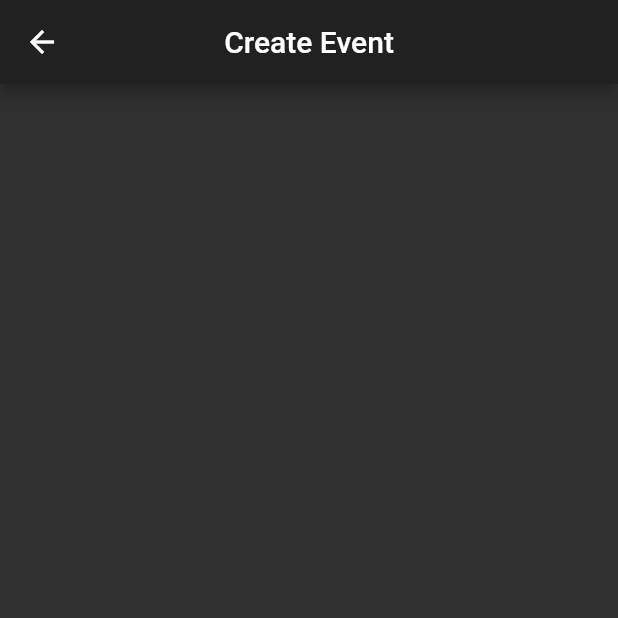
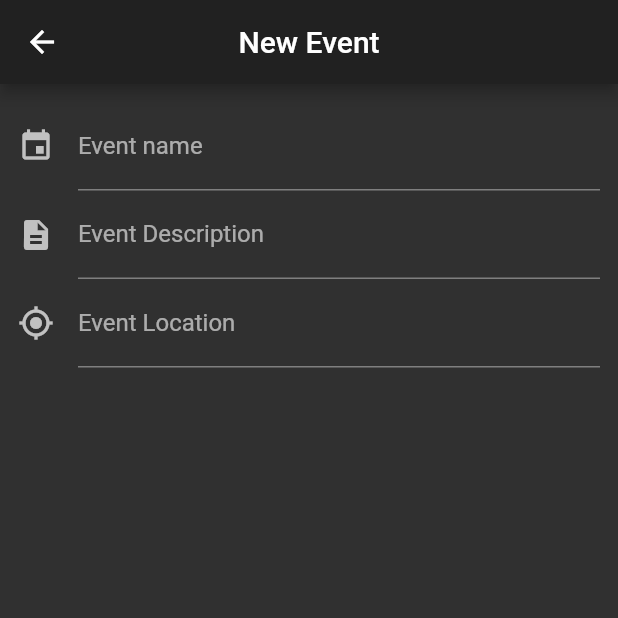
Before and after one commit to facubarafani/come_in, a Flutter app: the CreateEventPage screen opened by its route, on a phone screen of 412 x 824 dp, the top half of it. Run offline on Flutter 3.47's test engine with Material 2 defaults, Android fonts, the phone set to English and light mode, and no system bars; our stand-ins replace camera.

Commit message:
Fix UI issues

```diff
--- a/lib/ui/create_event_page.dart
+++ b/lib/ui/create_event_page.dart
@@ -3,6 +3,26 @@ import 'package:flutter/material.dart';
 class CreateEventPage extends StatefulWidget {
   @override
   _CreateEventPageState createState() => _CreateEventPageState();
+}
+
+Widget _buildEventForm() {
+  return Form(
+    child: Padding(
+      padding: EdgeInsets.all(12),
+      child: Column(
+        children: [
+          TextFormField(
+            decoration: InputDecoration(
+                icon: Icon(Icons.event), labelText: 'Event name'),
+          ),
+          TextFormField(
+            decoration: InputDecoration(icon: Icon(Icons.description),labelText: 'Event Description'),
+          ),
+          TextFormField(decoration: InputDecoration(icon: Icon(Icons.my_location),labelText: 'Event Location'),),
+        ],
+      ),
+    ),
+  );
 }
 
 class _CreateEventPageState extends State<CreateEventPage> {
@@ -11,9 +31,9 @@ class _CreateEventPageState extends State<CreateEventPage> {
     return Scaffold(
       appBar: AppBar(
         centerTitle: true,
-        title: Text('Create Event'),
+        title: Text('New Event'),
       ),
-      body: ListView(children: []),
+      body: ListView(children: [_buildEventForm()]),
     );
   }
 }
```
Also changed, not shown: lib/ui/events_page.dart (+8 -1 lines), lib/ui/login_page.dart (+17 -4 lines).
